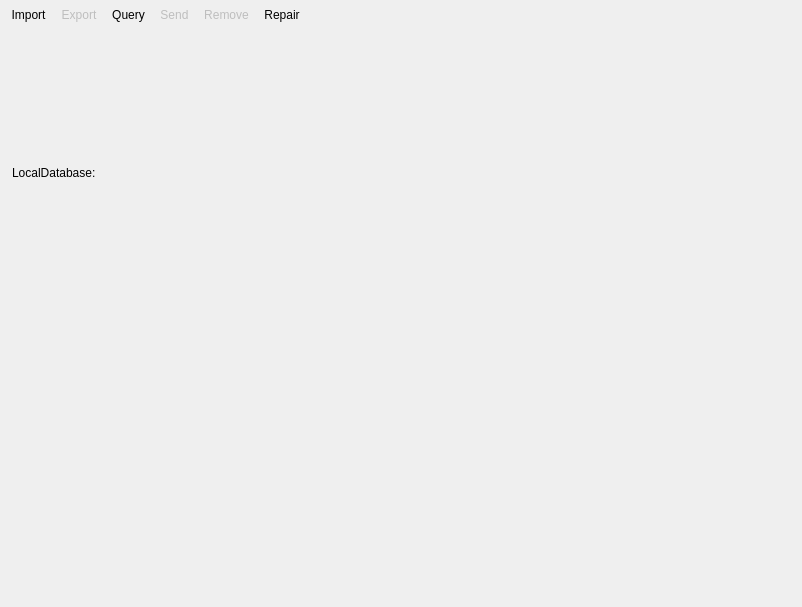
Above: Libs/DICOM/Widgets/Resources/UI/ctkDICOMBrowser.ui from nolden/CTK before the change. Below: the same form after it.
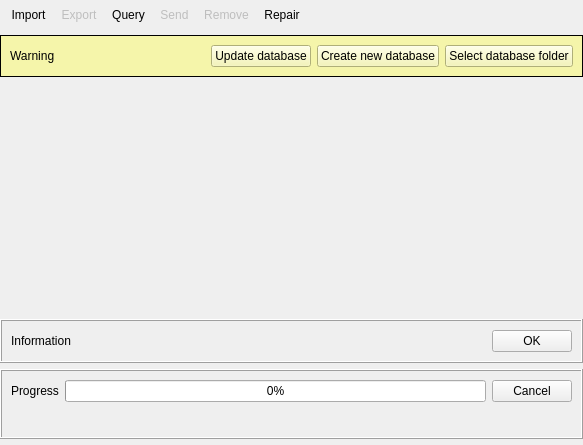
That is the form after the change. Custom widgets are drawn as their Qt base class.

Commit message: ENH: DICOM browser rework

Patch:
```diff
--- a/Libs/DICOM/Widgets/Resources/UI/ctkDICOMBrowser.ui
+++ b/Libs/DICOM/Widgets/Resources/UI/ctkDICOMBrowser.ui
@@ -6,8 +6,8 @@
    <rect>
     <x>0</x>
     <y>0</y>
-    <width>802</width>
-    <height>607</height>
+    <width>583</width>
+    <height>445</height>
    </rect>
   </property>
   <property name="sizePolicy">
@@ -30,7 +30,7 @@
     <number>0</number>
    </property>
    <property name="bottomMargin">
-    <number>12</number>
+    <number>0</number>
    </property>
    <item>
     <widget class="QToolBar" name="ToolBar">
@@ -49,57 +49,50 @@
     </widget>
    </item>
    <item>
-    <layout class="QVBoxLayout" name="VerticalLayout">
-     <property name="spacing">
-      <number>12</number>
+    <widget class="QFrame" name="DatabaseDirectoryProblemFrame">
+     <property name="styleSheet">
+      <string notr="true">background-color: rgb(245, 245, 170);</string>
      </property>
-     <item>
-      <layout class="QHBoxLayout" name="TopLayout">
-       <property name="leftMargin">
-        <number>12</number>
-       </property>
-       <property name="rightMargin">
-        <number>12</number>
-       </property>
-       <item>
-        <widget class="QLabel" name="DatabaseNameLabel">
-         <property name="maximumSize">
-          <size>
-           <width>100</width>
-           <height>20</height>
-          </size>
-         </property>
-         <property name="text">
-          <string>LocalDatabase:</string>
-         </property>
-        </widget>
-       </item>
-       <item>
-        <widget class="ctkDirectoryButton" name="DirectoryButton">
-         <property name="minimumSize">
-          <size>
-           <width>200</width>
-           <height>20</height>
-          </size>
-         </property>
-        </widget>
-       </item>
-       <item>
-        <spacer name="HorizontalSpacer">
-         <property name="orientation">
-          <enum>Qt::Horizontal</enum>
-         </property>
-         <property name="sizeHint" stdset="0">
-          <size>
-           <width>40</width>
-           <height>20</height>
-          </size>
-         </property>
-        </spacer>
-       </item>
-      </layout>
-     </item>
-    </layout>
+     <property name="frameShape">
+      <enum>QFrame::Box</enum>
+     </property>
+     <layout class="QHBoxLayout" name="horizontalLayout_2">
+      <item>
+       <widget class="QLabel" name="DatabaseDirectoryProblemLabel">
+        <property name="sizePolicy">
+         <sizepolicy hsizetype="Expanding" vsizetype="Preferred">
+          <horstretch>0</horstretch>
+          <verstretch>0</verstretch>
+         </sizepolicy>
+        </property>
+        <property name="text">
+         <string>Warning</string>
+        </property>
+       </widget>
+      </item>
+      <item>
+       <widget class="QPushButton" name="UpdateDatabaseButton">
+        <property name="text">
+         <string>Update database</string>
+        </property>
+       </widget>
+      </item>
+      <item>
+       <widget class="QPushButton" name="CreateNewDatabaseButton">
+        <property name="text">
+         <string>Create new database</string>
+        </property>
+       </widget>
+      </item>
+      <item>
+       <widget class="QPushButton" name="SelectDatabaseDirectoryButton">
+        <property name="text">
+         <string>Select database folder</string>
+        </property>
+       </widget>
+      </item>
+     </layout>
+    </widget>
    </item>
    <item>
     <layout class="QHBoxLayout" name="QueryLayout" stretch="0">
@@ -113,8 +106,14 @@
       <number>0</number>
      </property>
      <item>
-      <widget class="ctkDICOMTableManager" name="dicomTableManager">
-       <property name="dynamicTableLayout">
+      <widget class="ctkDICOMTableManager" name="dicomTableManager" native="true">
+       <property name="sizePolicy">
+        <sizepolicy hsizetype="Preferred" vsizetype="Expanding">
+         <horstretch>0</horstretch>
+         <verstretch>0</verstretch>
+        </sizepolicy>
+       </property>
+       <property name="dynamicTableLayout" stdset="0">
         <bool>true</bool>
        </property>
        <property name="m_DynamicLayout" stdset="0">
@@ -124,6 +123,96 @@
      </item>
     </layout>
    </item>
+   <item>
+    <widget class="QFrame" name="InformationMessageFrame">
+     <property name="frameShape">
+      <enum>QFrame::Box</enum>
+     </property>
+     <property name="frameShadow">
+      <enum>QFrame::Raised</enum>
+     </property>
+     <layout class="QHBoxLayout" name="horizontalLayout">
+      <item>
+       <widget class="QLabel" name="InformationMessageLabel">
+        <property name="sizePolicy">
+         <sizepolicy hsizetype="Expanding" vsizetype="Preferred">
+          <horstretch>0</horstretch>
+          <verstretch>0</verstretch>
+         </sizepolicy>
+        </property>
+        <property name="text">
+         <string>Information</string>
+        </property>
+       </widget>
+      </item>
+      <item>
+       <widget class="QPushButton" name="InformationMessageDismissButton">
+        <property name="text">
+         <string>OK</string>
+        </property>
+       </widget>
+      </item>
+     </layout>
+    </widget>
+   </item>
+   <item>
+    <widget class="QFrame" name="ProgressFrame">
+     <property name="frameShape">
+      <enum>QFrame::Box</enum>
+     </property>
+     <property name="frameShadow">
+      <enum>QFrame::Raised</enum>
+     </property>
+     <layout class="QGridLayout" name="gridLayout">
+      <item row="0" column="1">
+       <widget class="QProgressBar" name="ProgressBar">
+        <property name="value">
+         <number>0</number>
+        </property>
+       </widget>
+      </item>
+      <item row="0" column="2">
+       <widget class="QPushButton" name="ProgressCancelButton">
+        <property name="text">
+         <string>Cancel</string>
+        </property>
+       </widget>
+      </item>
+      <item row="0" column="0">
+       <widget class="QLabel" name="ProgressLabel">
+        <property name="sizePolicy">
+         <sizepolicy hsizetype="Preferred" vsizetype="Preferred">
+          <horstretch>0</horstretch>
+          <verstretch>0</verstretch>
+         </sizepolicy>
+        </property>
+        <property name="text">
+         <string>Progress</string>
+        </property>
+       </widget>
+      </item>
+      <item row="1" column="0" colspan="3">
+       <widget class="QLineEdit" name="ProgressDetailLineEdit">
+        <property name="enabled">
+         <bool>false</bool>
+        </property>
+        <property name="maxLength">
+         <number>300</number>
+        </property>
+        <property name="frame">
+         <bool>false</bool>
+        </property>
+        <property name="readOnly">
+         <bool>true</bool>
+        </property>
+       </widget>
+      </item>
+     </layout>
+    </widget>
+   </item>
+   <item>
+    <widget class="ctkDirectoryButton" name="DirectoryButton" native="true"/>
+   </item>
   </layout>
   <action name="ActionImport">
    <property name="text">
```
Left out of the diff: 25 changed lines with no effect on the pictures. The commit also changes 29 other files.
